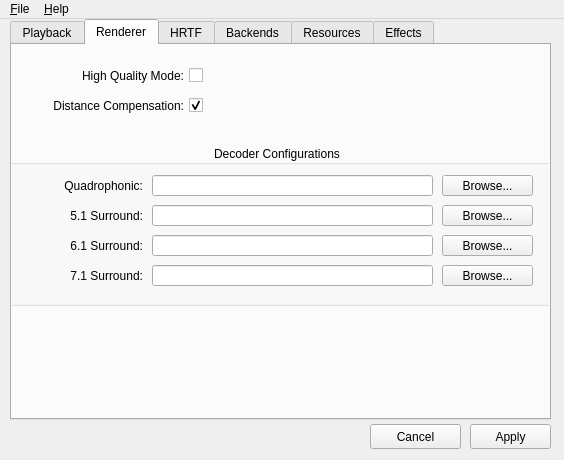
Qt form utils/alsoft-config/mainwindow.ui (kcat/openal-soft) before a commit.
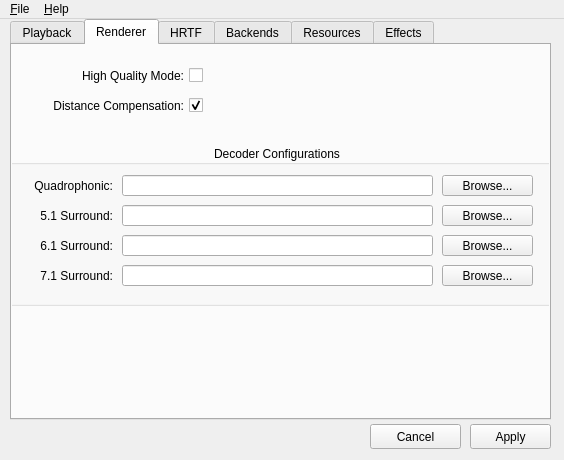
The same form after that commit. The open tabs and pages were chosen to show the change. Icons and pictures are not drawn.

Commit message: Stretch out some GUI elements for the decoder configurations

The edit to the form file:
```diff
--- a/utils/alsoft-config/mainwindow.ui
+++ b/utils/alsoft-config/mainwindow.ui
@@ -635,9 +635,9 @@
       <widget class="QLineEdit" name="decoderQuadLineEdit">
        <property name="geometry">
         <rect>
-         <x>150</x>
+         <x>120</x>
          <y>30</y>
-         <width>281</width>
+         <width>311</width>
          <height>21</height>
         </rect>
        </property>
@@ -647,7 +647,7 @@
         <rect>
          <x>20</x>
          <y>30</y>
-         <width>121</width>
+         <width>91</width>
          <height>21</height>
         </rect>
        </property>
@@ -674,9 +674,9 @@
       <widget class="QLineEdit" name="decoder51LineEdit">
        <property name="geometry">
         <rect>
-         <x>150</x>
+         <x>120</x>
          <y>60</y>
-         <width>281</width>
+         <width>311</width>
          <height>21</height>
         </rect>
        </property>
@@ -699,7 +699,7 @@
         <rect>
          <x>20</x>
          <y>60</y>
-         <width>121</width>
+         <width>91</width>
          <height>21</height>
         </rect>
        </property>
@@ -715,7 +715,7 @@
         <rect>
          <x>20</x>
          <y>90</y>
-         <width>121</width>
+         <width>91</width>
          <height>21</height>
         </rect>
        </property>
@@ -729,9 +729,9 @@
       <widget class="QLineEdit" name="decoder61LineEdit">
        <property name="geometry">
         <rect>
-         <x>150</x>
+         <x>120</x>
          <y>90</y>
-         <width>281</width>
+         <width>311</width>
          <height>21</height>
         </rect>
        </property>
@@ -765,9 +765,9 @@
       <widget class="QLineEdit" name="decoder71LineEdit">
        <property name="geometry">
         <rect>
-         <x>150</x>
+         <x>120</x>
          <y>120</y>
-         <width>281</width>
+         <width>311</width>
          <height>21</height>
         </rect>
        </property>
@@ -777,7 +777,7 @@
         <rect>
          <x>20</x>
          <y>120</y>
-         <width>121</width>
+         <width>91</width>
          <height>21</height>
         </rect>
        </property>
```
